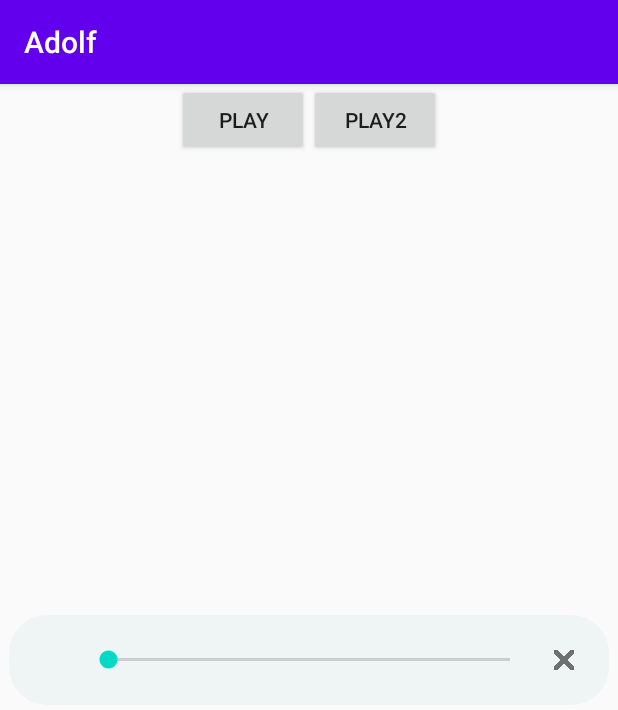
After one commit to Puffer987/AdolfTool, an Android app: the MediaActivity screen opened directly, with no data from a screen before it, on a phone screen of 412 x 824 dp. The commit adds this screen. Shown: the top 710 px of the screen. Run offline under Robolectric (Android 15) with nearby library versions, the phone set to English and light mode, and no system bars; our stand-ins replace ButterKnife; Roboto replaces fonts that are not available here.

Commit message:
[add] MediaPlayer

```diff
--- a/app/src/main/AndroidManifest.xml
+++ b/app/src/main/AndroidManifest.xml
@@ -9,13 +9,15 @@
     <uses-permission android:name="android.permission.FLASHLIGHT" />
 
     <application
+        android:name=".App"
         android:allowBackup="true"
         android:icon="@mipmap/ic_launcher"
         android:label="@string/app_name"
         android:roundIcon="@mipmap/ic_launcher_round"
         android:supportsRtl="true"
         android:theme="@style/AppTheme">
-        <activity android:name=".notification.NotificationActivity"></activity>
+        <activity android:name=".mediaPlay.MediaActivity"></activity>
+        <activity android:name=".notification.NotificationActivity" />
         <activity android:name=".widget.WidgetActivity" />
 
         <receiver android:name=".widget.DaysWidget">
--- /dev/null
+++ b/app/src/main/java/cn/adolf/adolf/mediaPlay/MediaActivity.java
@@ -0,0 +1,122 @@
+package cn.adolf.adolf.mediaPlay;
+
+import android.app.Activity;
+import android.os.Bundle;
+import android.os.Handler;
+import android.os.Message;
+import android.util.Log;
+import android.view.View;
+import android.widget.ImageView;
+import android.widget.SeekBar;
+
+import androidx.annotation.NonNull;
+import androidx.appcompat.app.AppCompatActivity;
+
+import java.lang.ref.WeakReference;
+
+import butterknife.BindView;
+import butterknife.ButterKnife;
+import butterknife.OnClick;
+import cn.adolf.adolf.R;
+
+public class MediaActivity extends AppCompatActivity {
+    private static final String TAG = "MediaActivity";
+    @BindView(R.id.voice_seek)
+    SeekBar mVoiceSeek;
+    @BindView(R.id.voice_close)
+    ImageView mVoiceClose;
+    @BindView(R.id.voice_play)
+    ImageView mVoicePlay;
+    @BindView(R.id.voice_pause)
+    ImageView mVoicePause;
+
+    private String path1 = "http://contres.readboy.com/resources/lexicon/chinese_dictionary/spelling/16/16f127fae7e42dd0947f730b29cc169b.mp3";
+    private String path2 = "https://rbebag-zy-test.strongwind.cn/periodic/homework/2302037020073834.mp3";
+    private Runnable mRunnable;
+    private int mDuration;
+
+    @Override
+    protected void onCreate(Bundle savedInstanceState) {
+        super.onCreate(savedInstanceState);
+        setContentView(R.layout.activity_media);
+        ButterKnife.bind(this);
+
+        mRunnable = new Runnable() {
+            @Override
+            public void run() {
+                int curPosition = MediaPlayHelper.getInstance().getCurPosition();
+                Log.d(TAG, "run: " + curPosition);
+                Message message = Message.obtain(mHandler, 0x02, mDuration, curPosition);
+                message.sendToTarget();
+                mHandler.post(this);
+            }
+        };
+
+        MediaPlayHelper.getInstance().setChangeListener(new MediaPlayHelper.OnStatusChangeListener() {
+            @Override
+            public void prepared(int duration) {
+                mDuration = duration;
+                MediaPlayHelper.getInstance().start();
+                mHandler.postDelayed(mRunnable, 1000);
+            }
+
+            @Override
+            public void completed() {
+                mHandler.removeCallbacks(mRunnable);
+            }
+        });
+
+
+    }
+
+    private MyHandler mHandler = new MyHandler(MediaActivity.this);
+
+    @OnClick({R.id.voice_close, R.id.voice_play, R.id.voice_pause})
+    public void onOperaClicked(View view) {
+        switch (view.getId()) {
+            case R.id.voice_close:
+                break;
+            case R.id.voice_play:
+                break;
+            case R.id.voice_pause:
+                break;
+        }
+    }
+
+    public class MyHandler extends Handler {
+        // 定义 弱引用实例
+        private WeakReference<Activity> reference;
+
+        // 在构造方法中传入需持有的Activity实例
+        public MyHandler(Activity activity) {
+            reference = new WeakReference<>(activity); // 使用WeakReference弱引用持有Activity实例
+        }
+
+        @Override
+        public void handleMessage(@NonNull Message msg) {
+            super.handleMessage(msg);
+            switch (msg.what) {
+                case 0x01:
+
+                    break;
+                case 0x02:
+                    Log.d(TAG, "arg2: " + msg.arg2 + " / arg1: " + msg.arg1);
+
+                    mVoiceSeek.setProgress(msg.arg2 / msg.arg1);
+                    break;
+            }
+        }
+    }
+
+    @OnClick({R.id.media_play, R.id.media_play2})
+    public void onViewClicked(View view) {
+        switch (view.getId()) {
+            case R.id.media_play:
+                MediaPlayHelper.getInstance().setPath(path1);
+                break;
+            case R.id.media_play2:
+                MediaPlayHelper.getInstance().setPath(path2);
+                break;
+        }
+    }
+}
--- /dev/null
+++ b/app/src/main/java/cn/adolf/adolf/mediaPlay/MediaPlayHelper.java
@@ -0,0 +1,100 @@
+package cn.adolf.adolf.mediaPlay;
+
+import android.media.AudioAttributes;
+import android.media.MediaPlayer;
+import android.net.Uri;
+import android.util.Log;
+
+import java.io.IOException;
+
+import cn.adolf.adolf.App;
+
+/**
+ * @program: Adolf
+ * @description:
+ * @author: yjq
+ * @create: 2021-01-22 11:03
+ **/
+public class MediaPlayHelper {
+    private static final String TAG = "MediaPlayHelper";
+    private static MediaPlayHelper instance;
+    private MediaPlayer mMediaPlayer;
+
+    private MediaPlayHelper() {
+        mMediaPlayer = new MediaPlayer();
+        mMediaPlayer.setAudioAttributes(new AudioAttributes
+                .Builder()
+                .setContentType(AudioAttributes.CONTENT_TYPE_MUSIC)
+                .build());
+
+    }
+
+    public static MediaPlayHelper getInstance() {
+        synchronized (MediaPlayHelper.class) {
+            if (instance == null) {
+                instance = new MediaPlayHelper();
+            }
+        }
+        return instance;
+    }
+
+    public int getCurPosition() {
+        return mMediaPlayer.getCurrentPosition();
+    }
+
+    public void setPath(String path) {
+        try {
+            mMediaPlayer.reset();
+            mMediaPlayer.setDataSource(App.appContext, Uri.parse(path));
+            mMediaPlayer.prepareAsync();
+
+            mMediaPlayer.setOnPreparedListener(new MediaPlayer.OnPreparedListener() {
+                @Override
+                public void onPrepared(MediaPlayer mp) {
+                    if (mChangeListener!=null) {
+                        mChangeListener.prepared(mMediaPlayer.getDuration());
+                    }
+                }
+            });
+
+            mMediaPlayer.setOnCompletionListener(new MediaPlayer.OnCompletionListener() {
+                @Override
+                public void onCompletion(MediaPlayer mp) {
+                    if (mChangeListener!=null) {
+                        mChangeListener.completed();
+                    }
+                }
+            });
+
+        } catch (IOException e) {
+            e.printStackTrace();
+        }
+    }
+
+    public void start() {
+        if (mMediaPlayer.isPlaying()) {
+            return;
+        }
+        mMediaPlayer.start();
+
+    }
+
+    public void stop() {
+        mMediaPlayer.stop();
+    }
+
+    public void pause() {
+        mMediaPlayer.pause();
+    }
+
+    public interface OnStatusChangeListener{
+        void prepared(int duration);
+        void completed();
+    }
+
+    private OnStatusChangeListener mChangeListener;
+
+    public void setChangeListener(OnStatusChangeListener changeListener) {
+        mChangeListener = changeListener;
+    }
+}
--- /dev/null
+++ b/app/src/main/res/drawable/seek_bar_bg.xml
@@ -0,0 +1,6 @@
+<?xml version="1.0" encoding="utf-8"?>
+<shape xmlns:android="http://schemas.android.com/apk/res/android">
+    <corners android:radius="25dp" />
+
+    <solid android:color="#EFF4F4" />
+</shape>
--- /dev/null
+++ b/app/src/main/res/layout/activity_media.xml
@@ -0,0 +1,72 @@
+<?xml version="1.0" encoding="utf-8"?>
+<RelativeLayout xmlns:android="http://schemas.android.com/apk/res/android"
+    xmlns:app="http://schemas.android.com/apk/res-auto"
+    xmlns:tools="http://schemas.android.com/tools"
+    android:layout_width="match_parent"
+    android:layout_height="match_parent"
+    tools:context=".mediaPlay.MediaActivity">
+
+    <RelativeLayout
+        android:layout_width="400dp"
+        android:layout_height="wrap_content"
+        android:layout_centerInParent="true"
+        android:background="@drawable/seek_bar_bg">
+
+        <SeekBar
+            android:id="@+id/voice_seek"
+            android:layout_width="match_parent"
+            android:layout_height="60dp"
+            android:layout_marginStart="50dp"
+            android:layout_marginEnd="50dp" />
+
+        <ImageView
+            android:id="@+id/voice_close"
+            android:layout_width="40dp"
+            android:layout_height="40dp"
+            android:layout_alignParentEnd="true"
+            android:layout_centerVertical="true"
+            android:padding="10dp"
+            android:layout_marginEnd="10dp"
+            android:src="@mipmap/ic_close" />
+
+        <ImageView
+            android:id="@+id/voice_play"
+            android:layout_width="50dp"
+            android:layout_height="50dp"
+            android:layout_marginStart="10dp"
+            android:padding="10dp"
+            android:src="@mipmap/ic_start"
+            android:visibility="gone" />
+
+        <ImageView
+            android:id="@+id/voice_pause"
+            android:layout_width="50dp"
+            android:layout_height="50dp"
+            android:padding="10dp"
+            android:src="@mipmap/ic_stop"
+            android:visibility="gone" />
+
+
+    </RelativeLayout>
+
+    <LinearLayout
+        android:layout_width="match_parent"
+        android:layout_height="wrap_content"
+        android:gravity="bottom|center_horizontal">
+
+        <Button
+            android:id="@+id/media_play"
+            android:layout_width="wrap_content"
+            android:layout_height="wrap_content"
+            android:layout_centerInParent="true"
+            android:text="play" />
+
+        <Button
+            android:id="@+id/media_play2"
+            android:layout_width="wrap_content"
+            android:layout_height="wrap_content"
+            android:layout_centerInParent="true"
+            android:text="play2" />
+    </LinearLayout>
+
+</RelativeLayout>
```
Also changed, not shown: app/src/main/java/cn/adolf/adolf/App.java (added, +21 -0 lines), app/src/main/java/cn/adolf/adolf/MainActivity.java (+7 -2 lines), app/src/main/res/layout/activity_main.xml (+9 -3 lines), app/src/main/res/mipmap-xhdpi/ic_close.png (added), app/src/main/res/mipmap-xhdpi/ic_start.png (added), app/src/main/res/mipmap-xhdpi/ic_stop.png (added).
